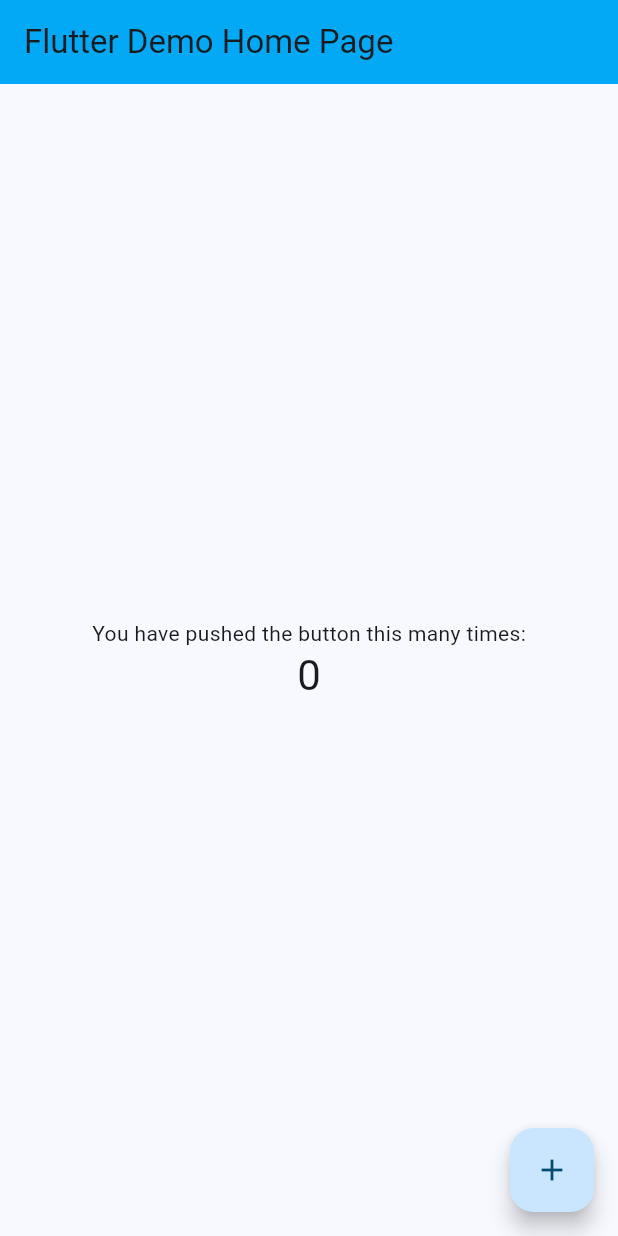
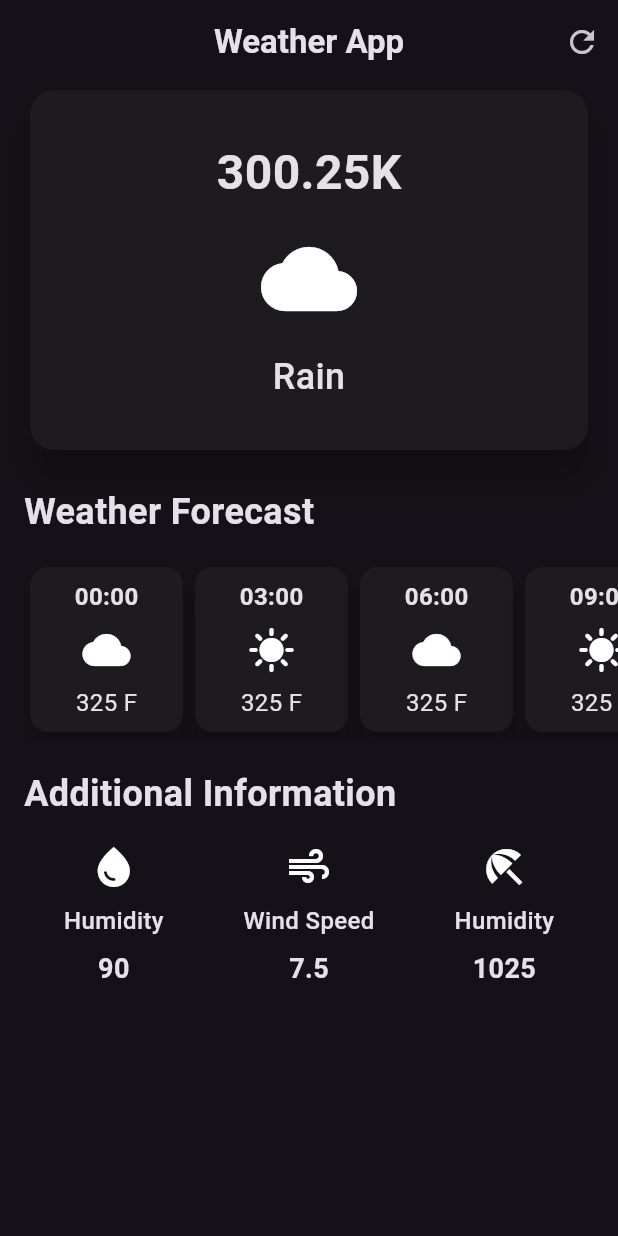
Before and after one commit to thynamoral/flutter-weather-app, a Flutter app: the screen it shows after launch, on a phone screen of 412 x 824 dp. Run offline on Flutter 3.47's test engine with Material 3 defaults, Android fonts, the phone set to English and light mode, and no system bars.

Commit message:
update UI

```diff
--- a/lib/main.dart
+++ b/lib/main.dart
@@ -1,4 +1,5 @@
 import 'package:flutter/material.dart';
+import 'package:weather_app/screen/home/weather_screen.dart';
 
 void main() {
   runApp(const MyApp());
@@ -7,64 +8,13 @@ void main() {
 class MyApp extends StatelessWidget {
   const MyApp({super.key});
 
-  // This widget is the root of your application.
   @override
   Widget build(BuildContext context) {
     return MaterialApp(
-      title: 'Flutter Demo',
-      theme: ThemeData(
-        colorScheme: ColorScheme.fromSeed(
-          seedColor: Colors.lightBlue,
-          inversePrimary: Colors.lightBlue,
-        ),
-      ),
-      home: const MyHomePage(title: 'Flutter Demo Home Page'),
+      debugShowCheckedModeBanner: false,
+      title: 'Weather App',
+      theme: ThemeData.dark(useMaterial3: true),
+      home: const WeatherScreen(),
     );
   }
 }
-
-class MyHomePage extends StatefulWidget {
-  const MyHomePage({super.key, required this.title});
-
-  final String title;
-
-  @override
-  State<MyHomePage> createState() => _MyHomePageState();
-}
-
-class _MyHomePageState extends State<MyHomePage> {
-  int _counter = 0;
-
-  void _incrementCounter() {
-    setState(() {
-      _counter++;
-    });
-  }
-
-  @override
-  Widget build(BuildContext context) {
-    return Scaffold(
-      appBar: AppBar(
-        backgroundColor: Theme.of(context).colorScheme.inversePrimary,
-        title: Text(widget.title),
-      ),
-      body: Center(
-        child: Column(
-          mainAxisAlignment: MainAxisAlignment.center,
-          children: <Widget>[
-            const Text('You have pushed the button this many times:'),
-            Text(
-              '$_counter',
-              style: Theme.of(context).textTheme.headlineMedium,
-            ),
-          ],
-        ),
-      ),
-      floatingActionButton: FloatingActionButton(
-        onPressed: _incrementCounter,
-        tooltip: 'Increment',
-        child: const Icon(Icons.add),
-      ), // This trailing comma makes auto-formatting nicer for build methods.
-    );
-  }
-}
--- /dev/null
+++ b/lib/screen/home/additional_information.dart
@@ -0,0 +1,78 @@
+import 'package:flutter/material.dart';
+
+class AdditonalInformation extends StatelessWidget {
+  const AdditonalInformation({super.key});
+
+  @override
+  Widget build(BuildContext context) {
+    return Column(
+      children: [
+        Padding(
+          padding: const EdgeInsets.symmetric(horizontal: 16),
+          child: Align(
+            alignment: Alignment.centerLeft,
+            child: Text(
+              'Additional Information',
+              style: TextStyle(fontSize: 24, fontWeight: FontWeight.bold),
+            ),
+          ),
+        ),
+        SizedBox(height: 16),
+        Padding(
+          padding: EdgeInsets.symmetric(horizontal: 16),
+          child: Row(
+            mainAxisAlignment: MainAxisAlignment.spaceAround,
+            children: [
+              AdditonalInformationItem(
+                icon: Icons.water_drop,
+                infoLabel: "Humidity",
+                value: "90",
+              ),
+              AdditonalInformationItem(
+                icon: Icons.air,
+                infoLabel: "Wind Speed",
+                value: "7.5",
+              ),
+              AdditonalInformationItem(
+                icon: Icons.beach_access,
+                infoLabel: "Humidity",
+                value: "1025",
+              ),
+            ],
+          ),
+        ),
+      ],
+    );
+  }
+}
+
+class AdditonalInformationItem extends StatelessWidget {
+  final IconData icon;
+  final String infoLabel;
+  final String value;
+
+  const AdditonalInformationItem({
+    super.key,
+    required this.icon,
+    required this.infoLabel,
+    required this.value,
+  });
+
+  @override
+  Widget build(BuildContext context) {
+    return Column(
+      spacing: 8,
+      children: [
+        Icon(icon, size: 32),
+        Text(
+          infoLabel,
+          style: const TextStyle(fontSize: 16, fontWeight: FontWeight.w500),
+        ),
+        Text(
+          value,
+          style: const TextStyle(fontSize: 18, fontWeight: FontWeight.bold),
+        ),
+      ],
+    );
+  }
+}
--- /dev/null
+++ b/lib/screen/home/header_card.dart
@@ -0,0 +1,39 @@
+import 'package:flutter/material.dart';
+
+class HeaderCard extends StatelessWidget {
+  const HeaderCard({super.key});
+
+  @override
+  Widget build(BuildContext context) {
+    return Padding(
+      padding: const EdgeInsets.symmetric(horizontal: 16),
+      child: SizedBox(
+        width: double.infinity,
+        child: Card(
+          elevation: 10,
+          shape: RoundedRectangleBorder(
+            borderRadius: BorderRadius.circular(16),
+          ),
+          child: Padding(
+            padding: const EdgeInsets.all(32),
+            child: Column(
+              children: [
+                const Text(
+                  "300.25K",
+                  style: TextStyle(fontSize: 32, fontWeight: FontWeight.bold),
+                ),
+                const SizedBox(height: 16),
+                Icon(Icons.cloud, size: 64),
+                const SizedBox(height: 16),
+                const Text(
+                  "Rain",
+                  style: TextStyle(fontSize: 24, fontWeight: FontWeight.w500),
+                ),
+              ],
+            ),
+          ),
+        ),
+      ),
+    );
+  }
+}
--- /dev/null
+++ b/lib/screen/home/hourly_forecast_item.dart
@@ -0,0 +1,43 @@
+import 'package:flutter/material.dart';
+
+class HourlyForecastItem extends StatelessWidget {
+  final String time;
+  final IconData icon;
+  final String temerature;
+
+  const HourlyForecastItem({
+    super.key,
+    required this.time,
+    required this.icon,
+    required this.temerature,
+  });
+
+  @override
+  Widget build(BuildContext context) {
+    return SizedBox(
+      width: 110,
+      child: Card(
+        elevation: 8,
+        child: Container(
+          padding: EdgeInsets.all(8),
+          decoration: BoxDecoration(borderRadius: BorderRadius.circular(8)),
+          child: Column(
+            mainAxisAlignment: MainAxisAlignment.start,
+            spacing: 8,
+            children: [
+              Text(
+                time,
+                style: const TextStyle(
+                  fontSize: 16,
+                  fontWeight: FontWeight.bold,
+                ),
+              ),
+              Icon(icon, size: 32),
+              Text(temerature, style: const TextStyle(fontSize: 16)),
+            ],
+          ),
+        ),
+      ),
+    );
+  }
+}
--- /dev/null
+++ b/lib/screen/home/hourly_forecast_list.dart
@@ -0,0 +1,60 @@
+import 'package:flutter/material.dart';
+import 'package:weather_app/screen/home/hourly_forecast_item.dart';
+
+class HourlyForecastList extends StatelessWidget {
+  const HourlyForecastList({super.key});
+
+  @override
+  Widget build(BuildContext context) {
+    return SizedBox(
+      width: double.infinity,
+      child: Padding(
+        padding: const EdgeInsets.only(left: 16),
+        child: Column(
+          children: [
+            Align(
+              alignment: Alignment.centerLeft,
+              child: const Text(
+                "Weather Forecast",
+                style: TextStyle(fontSize: 24, fontWeight: FontWeight.bold),
+              ),
+            ),
+            SizedBox(height: 16),
+            SingleChildScrollView(
+              scrollDirection: Axis.horizontal,
+              child: Row(
+                children: [
+                  HourlyForecastItem(
+                    time: '00:00',
+                    icon: Icons.cloud,
+                    temerature: '325 F',
+                  ),
+                  HourlyForecastItem(
+                    time: '03:00',
+                    icon: Icons.sunny,
+                    temerature: '325 F',
+                  ),
+                  HourlyForecastItem(
+                    time: '06:00',
+                    icon: Icons.cloud,
+                    temerature: '325 F',
+                  ),
+                  HourlyForecastItem(
+                    time: '09:00',
+                    icon: Icons.sunny,
+                    temerature: '325 F',
+                  ),
+                  HourlyForecastItem(
+                    time: '12:00',
+                    icon: Icons.cloud,
+                    temerature: '325 F',
+                  ),
+                ],
+              ),
+            ),
+          ],
+        ),
+      ),
+    );
+  }
+}
--- /dev/null
+++ b/lib/screen/home/weather_screen.dart
@@ -0,0 +1,37 @@
+import 'package:flutter/material.dart';
+import 'package:weather_app/screen/home/additional_information.dart';
+import 'package:weather_app/screen/home/header_card.dart';
+import 'package:weather_app/screen/home/hourly_forecast_list.dart';
+
+class WeatherScreen extends StatefulWidget {
+  const WeatherScreen({super.key});
+
+  @override
+  State<WeatherScreen> createState() => _WeatherScreenState();
+}
+
+class _WeatherScreenState extends State<WeatherScreen> {
+  @override
+  Widget build(BuildContext context) {
+    return Scaffold(
+      appBar: AppBar(
+        title: Text(
+          "Weather App",
+          style: TextStyle(fontWeight: FontWeight.bold),
+        ),
+        centerTitle: true,
+        actions: [IconButton(onPressed: () {}, icon: Icon(Icons.refresh))],
+      ),
+      body: Column(
+        crossAxisAlignment: CrossAxisAlignment.start,
+        children: [
+          const HeaderCard(),
+          SizedBox(height: 20),
+          const HourlyForecastList(),
+          SizedBox(height: 20),
+          const AdditonalInformation(),
+        ],
+      ),
+    );
+  }
+}
```
